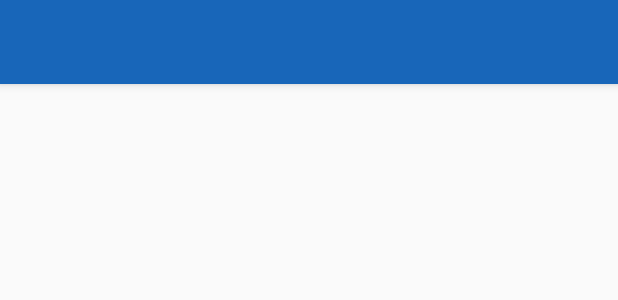
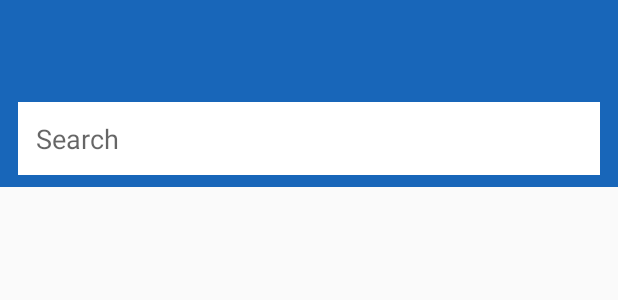
Before and after one commit to fabianooliveirale/FaoAnimes, an Android app: the layout fragment_animes.xml on its own in the app's theme, with its tools: preview values and no code run, on a phone screen of 412 x 824 dp. Shown: the top 300 px of the screen. Run offline under Robolectric (Android 15) with nearby library versions, the phone set to English and light mode, and no system bars; Roboto replaces fonts that are not available here.

```diff
--- a/app/build.gradle
+++ b/app/build.gradle
@@ -83,5 +83,11 @@ dependencies {
     implementation "com.squareup.okhttp3:logging-interceptor:$okhttp3_version"
     implementation "com.squareup.okhttp3:okhttp:$okhttp3_version"
 
+    //Animation
+    implementation 'com.daimajia.easing:library:2.1@aar'
+    implementation 'com.daimajia.androidanimations:library:2.3@aar'
 
+    //RxJava
+    def rx_version = '3.0.0'
+    implementation "io.reactivex.rxjava3:rxkotlin:$rx_version"
 }
--- /dev/null
+++ b/app/src/main/java/com/fabiano/faoanime/interfaces/SearchResponse.kt
@@ -0,0 +1 @@
+package com.fabiano.faoanime.interfaces
--- a/app/src/main/java/com/fabiano/faoanime/screens/MainActivity.kt
+++ b/app/src/main/java/com/fabiano/faoanime/screens/MainActivity.kt
@@ -1,7 +1,7 @@
 package com.fabiano.faoanime.screens
 
+import android.os.Bundle
 import androidx.appcompat.app.AppCompatActivity
-import android.os.Bundle
 import com.fabiano.faoanime.R
 
 class MainActivity : AppCompatActivity() {
--- a/app/src/main/java/com/fabiano/faoanime/screens/fragments/HomeFragment.kt
+++ b/app/src/main/java/com/fabiano/faoanime/screens/fragments/HomeFragment.kt
@@ -6,14 +6,10 @@ import android.view.View
 import android.view.ViewGroup
 import androidx.databinding.DataBindingUtil
 import androidx.lifecycle.ViewModelProvider
-import androidx.navigation.NavController
 import androidx.navigation.findNavController
-import androidx.navigation.ui.NavigationUI
 import com.fabiano.faoanime.R
 import com.fabiano.faoanime.databinding.FragmentHomeBinding
 import com.fabiano.faoanime.viewModels.HomeViewModel
-import kotlinx.android.synthetic.main.app_toolbar.*
-import kotlinx.android.synthetic.main.app_toolbar.view.*
 
 class HomeFragment : BaseDrawerFragment() {
 
@@ -43,5 +39,4 @@ class HomeFragment : BaseDrawerFragment() {
         fragmentHomeBinding.navigationInclude.viewModel = homeViewModel
         fragmentHomeBinding.toolbarInclude.viewModel = homeViewModel
     }
-
 }
--- /dev/null
+++ b/app/src/main/res/drawable/ic_search.xml
@@ -0,0 +1,5 @@
+<vector android:height="24dp" android:tint="#FFFFFF"
+    android:viewportHeight="24.0" android:viewportWidth="24.0"
+    android:width="24dp" xmlns:android="http://schemas.android.com/apk/res/android">
+    <path android:fillColor="#FF000000" android:pathData="M15.5,14h-0.79l-0.28,-0.27C15.41,12.59 16,11.11 16,9.5 16,5.91 13.09,3 9.5,3S3,5.91 3,9.5 5.91,16 9.5,16c1.61,0 3.09,-0.59 4.23,-1.57l0.27,0.28v0.79l5,4.99L20.49,19l-4.99,-5zM9.5,14C7.01,14 5,11.99 5,9.5S7.01,5 9.5,5 14,7.01 14,9.5 11.99,14 9.5,14z"/>
+</vector>
--- a/app/src/main/res/layout/fragment_animes.xml
+++ b/app/src/main/res/layout/fragment_animes.xml
@@ -15,8 +15,55 @@
         android:layout_width="match_parent"
         android:layout_height="match_parent"
         android:fitsSystemWindows="false">
-        <include layout="@layout/app_toolbar"
-            android:id="@+id/toolbarInclude"/>
+
+        <androidx.constraintlayout.widget.ConstraintLayout
+            android:layout_width="match_parent"
+            android:layout_height="match_parent"
+            android:orientation="vertical">
+
+            <include
+                android:id="@+id/toolbarInclude"
+                layout="@layout/app_toolbar"
+                android:layout_width="0dp"
+                android:layout_height="wrap_content"
+                app:layout_constraintEnd_toEndOf="parent"
+                app:layout_constraintStart_toStartOf="parent"
+                app:layout_constraintTop_toTopOf="parent" />
+
+            <androidx.constraintlayout.widget.ConstraintLayout
+                android:id="@+id/constraintSearch"
+                android:layout_width="match_parent"
+                android:layout_height="0dp"
+                android:background="@color/colorPrimary"
+                android:paddingHorizontal="12dp"
+                android:paddingTop="12dp"
+                android:paddingBottom="8dp"
+                android:visibility="gone"
+                app:layout_constraintEnd_toEndOf="parent"
+                app:layout_constraintStart_toStartOf="parent"
+                app:layout_constraintTop_toBottomOf="@+id/toolbarInclude"
+                tools:visibility="visible">
+
+
+                <EditText
+                    android:id="@+id/editTextSearch"
+                    android:theme="@style/textInput"
+                    android:layout_width="0dp"
+                    android:layout_height="wrap_content"
+                    android:background="@color/colorAccent"
+                    android:ems="10"
+                    android:hint="@string/search"
+                    android:inputType="textPersonName"
+                    android:padding="12dp"
+                    android:textColor="@color/alcroOnyx"
+                    android:text="@{viewModel.searchString}"
+                    app:layout_constraintBottom_toBottomOf="parent"
+                    app:layout_constraintEnd_toEndOf="parent"
+                    app:layout_constraintStart_toStartOf="parent"
+                    app:layout_constraintTop_toTopOf="parent" />
+            </androidx.constraintlayout.widget.ConstraintLayout>
+
+        </androidx.constraintlayout.widget.ConstraintLayout>
 
         <com.google.android.material.navigation.NavigationView
             android:id="@+id/navigationDrawer"
@@ -31,6 +78,7 @@
                 layout="@layout/navigation_view_items"
                 android:id="@+id/navigationInclude" />
         </com.google.android.material.navigation.NavigationView>
+
     </androidx.drawerlayout.widget.DrawerLayout>
 
 </layout>
--- a/app/src/main/res/values/colors.xml
+++ b/app/src/main/res/values/colors.xml
@@ -4,4 +4,5 @@
     <color name="colorPrimaryDark">#16376c</color>
     <color name="colorAccent">#fff</color>
     <color name="alcroOnyx">#1a181a</color>
+    <color name="dimGray">#696969</color>
 </resources>
--- a/app/src/main/res/values/strings.xml
+++ b/app/src/main/res/values/strings.xml
@@ -7,4 +7,5 @@
     <string name="hello_blank_fragment">Hello blank fragment</string>
     <string name="animes">Animes</string>
     <string name="home">Home</string>
+    <string name="search">Search</string>
 </resources>
--- a/app/src/main/res/values/styles.xml
+++ b/app/src/main/res/values/styles.xml
@@ -7,4 +7,13 @@
         <item name="colorPrimaryDark">@color/colorPrimaryDark</item>
         <item name="colorAccent">@color/colorAccent</item>
     </style>
+
+    <style name="textInput" parent="Theme.AppCompat.Light.NoActionBar">
+        <item name="errorIconDrawable">@null</item>
+        <item name="hintTextColor">@color/dimGray</item>
+        <item name="boxBackgroundColor">@color/colorAccent</item>
+        <item name="boxStrokeWidth">0dp</item>
+        <item name="errorTextColor">@color/dimGray</item>
+        <item name="colorControlActivated">@color/dimGray</item>
+    </style>
 </resources>
```
Also changed, not shown: app/src/main/java/com/fabiano/faoanime/screens/fragments/AnimesFragment.kt (+46 -14 lines), app/src/main/java/com/fabiano/faoanime/utils/ViewAnimation.kt (added, +320 -0 lines), app/src/main/java/com/fabiano/faoanime/utils/extensions/ExActivity.kt (+3 -12 lines), app/src/main/java/com/fabiano/faoanime/utils/extensions/ExGeneric.kt (added, +21 -0 lines), app/src/main/java/com/fabiano/faoanime/utils/extensions/ExInputText.kt (added, +18 -0 lines), app/src/main/java/com/fabiano/faoanime/viewModels/AnimesViewModel.kt (+18 -1 lines), app/src/main/res/menu/toolbar_menu.xml (added, +9 -0 lines), 1 other file.
